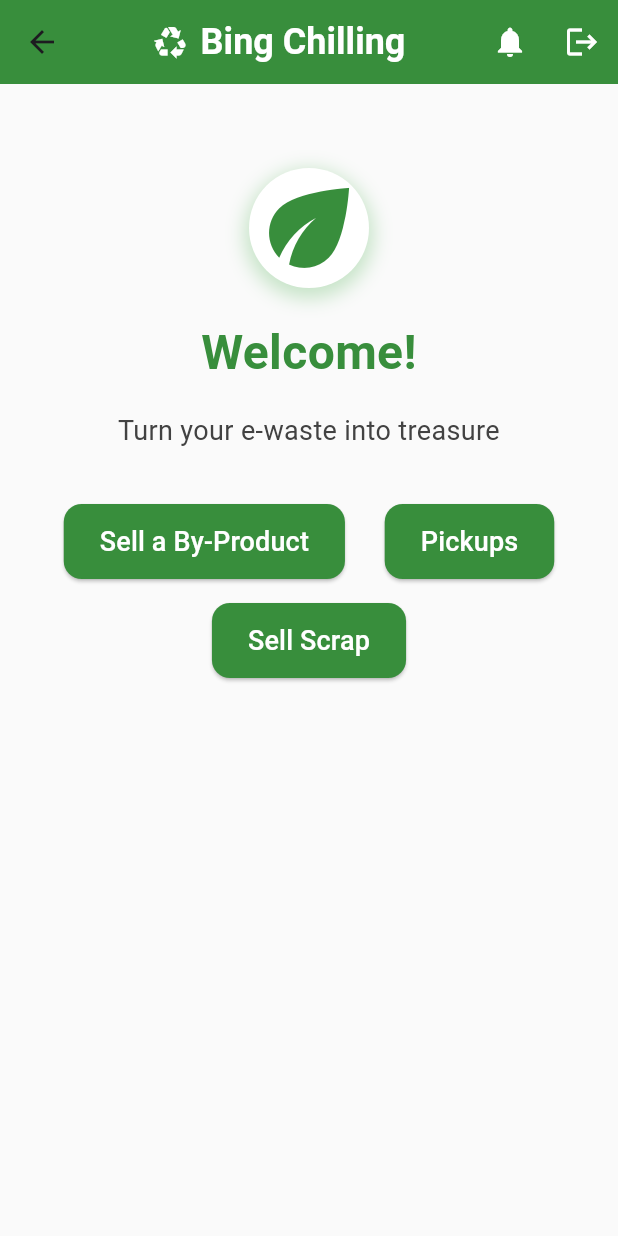
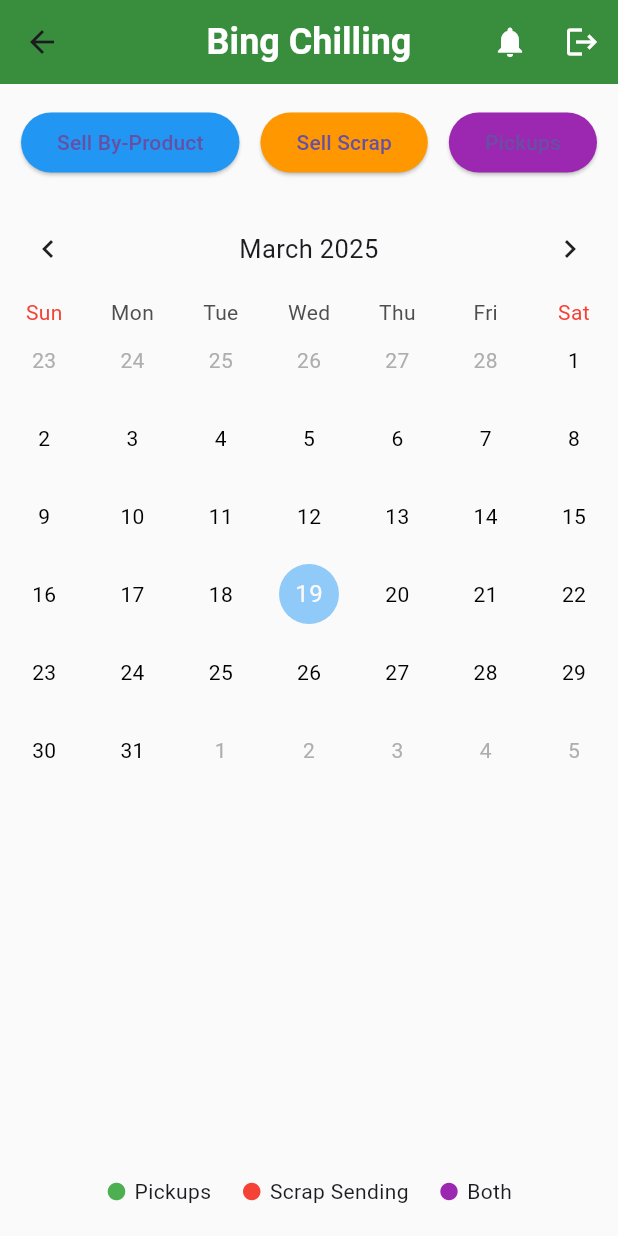
Before and after one commit to 7account13/Bing_Chilling, a Flutter app: the CollectorHomePage screen opened directly, on a phone screen of 412 x 824 dp. Run offline on Flutter 3.47's test engine with Material 3 defaults, Android fonts, the phone set to English and light mode, and no system bars; drawn by our look-alikes of table_calendar; our stand-ins replace camera, image_picker; network calls fail.

Commit message:
updated interface

```diff
--- a/lib/collector/collector_home_page.dart
+++ b/lib/collector/collector_home_page.dart
@@ -1,8 +1,12 @@
 import 'package:flutter/material.dart';
+import 'package:table_calendar/table_calendar.dart';
+import 'package:http/http.dart' as http;
+import 'dart:convert';
 import 'notification_page.dart';
 import 'collector_product_page.dart';
 import 'sell_scrap_page.dart';
-import '/common/login_page.dart'; // Ensure you have a login page
+import '/common/login_page.dart';
+import '/config.dart';
 
 class CollectorHomePage extends StatefulWidget {
   @override
@@ -10,13 +14,70 @@ class CollectorHomePage extends StatefulWidget {
 }
 
 class _CollectorHomePageState extends State<CollectorHomePage> {
-  // Logout function without SharedPreferences
+  Map<DateTime, int> pickupCounts = {};
+  Map<DateTime, int> scrapCounts = {};
+
+  @override
+  void initState() {
+    super.initState();
+    fetchPickups();
+    fetchScrapDetails();
+  }
+
+  Future<void> fetchPickups() async {
+    final response = await http.get(Uri.parse('$BASE_URL/products_with_address'));
+    if (response.statusCode == 200) {
+      List<dynamic> pickups = json.decode(response.body);
+      Map<DateTime, int> tempPickupCounts = {};
+
+      for (var pickup in pickups) {
+        DateTime date = DateTime.parse(pickup['pickup_date']).toLocal();
+        tempPickupCounts[date] = (tempPickupCounts[date] ?? 0) + 1;
+      }
+
+      setState(() {
+        pickupCounts = tempPickupCounts;
+      });
+    }
+  }
+
+  Future<void> fetchScrapDetails() async {
+    final response = await http.get(Uri.parse('$BASE_URL/retrieve_scrap'));
+    if (response.statusCode == 200) {
+      List<dynamic> scraps = json.decode(response.body);
+      Map<DateTime, int> tempScrapCounts = {};
+
+      for (var scrap in scraps) {
+        DateTime date = DateTime.parse(scrap['send_date']).toLocal();
+        print("Scrap send date: $date");  // Debugging log
+        tempScrapCounts[date] = (tempScrapCounts[date] ?? 0) + 1;
+      }
+
+      setState(() {
+        scrapCounts = tempScrapCounts;
+      });
+    } else {
+      print("Failed to load scrap data: ${response.statusCode}");
+    }
+  }
+
+  Color getColorForDensity(int pickupCount, int scrapCount) {
+    if (pickupCount > 0 && scrapCount > 0) {
+      return Colors.purple; // 🟣 Both pickups & scrap on same day
+    } else if (pickupCount > 0) {
+      return Colors.green; // 🟢 Pickups
+    } else if (scrapCount > 0) {
+      return Colors.red; // 🔴 Scrap
+    } else {
+      return Colors.transparent;
+    }
+  }
+
   void logout() {
-    // Navigate to Login Page and clear all previous routes
     Navigator.pushAndRemoveUntil(
       context,
       MaterialPageRoute(builder: (context) => LoginPage()),
-          (route) => false, // Removes all previous routes
+          (route) => false,
     );
   }
 
@@ -24,144 +85,113 @@ class _CollectorHomePageState extends State<CollectorHomePage> {
   Widget build(BuildContext context) {
     return Scaffold(
       appBar: AppBar(
-        title: Row(
-          mainAxisAlignment: MainAxisAlignment.center,
-          children: [
-            Icon(Icons.recycling, color: Colors.white),
-            SizedBox(width: 8),
-            Text(
-              "Bing Chilling",
-              style: TextStyle(
-                fontSize: 24,
-                fontWeight: FontWeight.bold,
-                color: Colors.white,
-              ),
-            ),
-          ],
+        title: Text(
+          "Bing Chilling",
+          style: TextStyle(fontSize: 24, fontWeight: FontWeight.bold, color: Colors.white),
         ),
         centerTitle: true,
         backgroundColor: Colors.green.shade700,
         actions: [
           IconButton(
-            icon: Icon(Icons.notifications, color: Colors.white),
-            onPressed: () {
-              Navigator.push(
-                context,
-                MaterialPageRoute(builder: (context) => NotificationPage()),
-              );
-            },
-          ),
-          IconButton(
-            icon: Icon(Icons.logout, color: Colors.white),
-            onPressed: logout, // Call logout function
-          ),
+              icon: Icon(Icons.notifications, color: Colors.white),
+              onPressed: () => Navigator.push(context, MaterialPageRoute(builder: (context) => NotificationPage()))),
+          IconButton(icon: Icon(Icons.logout, color: Colors.white), onPressed: logout),
         ],
       ),
-      body: SingleChildScrollView(
-        child: Column(
-          children: [
-            SizedBox(height: 40),
-            _buildWelcomeSection(),
-            _buildActionButtons(context),
-          ],
-        ),
-      ),
-    );
-  }
+      body: Column(
+        children: [
+          SizedBox(height: 15),
 
-  Widget _buildWelcomeSection() {
-    return Container(
-      padding: EdgeInsets.all(16),
-      child: Column(
-        children: [
-          Container(
-            decoration: BoxDecoration(
-              color: Colors.white,
-              shape: BoxShape.circle,
-              boxShadow: [
-                BoxShadow(
-                  color: Colors.green.withOpacity(0.3),
-                  blurRadius: 10,
-                  spreadRadius: 3,
-                  offset: Offset(0, 4),
+
+          Row(
+            mainAxisAlignment: MainAxisAlignment.spaceEvenly,
+            children: [
+              ElevatedButton(
+                onPressed: () => Navigator.push(context, MaterialPageRoute(builder: (context) => CollectorProductPage())),
+                style: ElevatedButton.styleFrom(backgroundColor: Colors.blue),
+                child: Text("Sell By-Product"),
+              ),
+              ElevatedButton(
+                onPressed: () => Navigator.push(context, MaterialPageRoute(builder: (context) => SellScrapPage())),
+                style: ElevatedButton.styleFrom(backgroundColor: Colors.orange),
+                child: Text("Sell Scrap"),
+              ),
+              ElevatedButton(
+                onPressed: () => Navigator.push(context, MaterialPageRoute(builder: (context) => NotificationPage())),
+                style: ElevatedButton.styleFrom(backgroundColor: Colors.purple),
+                child: Text("Pickups"),
+              ),
+            ],
+          ),
+
+          SizedBox(height: 15),
+
+          // 📅 Calendar
+          Expanded(
+            child: TableCalendar(
+              firstDay: DateTime(2020),
+              lastDay: DateTime(2030),
+              focusedDay: DateTime.now(),
+              calendarFormat: CalendarFormat.month,
+              calendarStyle: CalendarStyle(
+                todayDecoration: BoxDecoration(color: Colors.blue.shade200, shape: BoxShape.circle),
+                selectedDecoration: BoxDecoration(color: Colors.blue, shape: BoxShape.circle),
+              ),
+              daysOfWeekStyle: DaysOfWeekStyle(weekendStyle: TextStyle(color: Colors.red)),
+              headerStyle: HeaderStyle(formatButtonVisible: false, titleCentered: true),
+              calendarBuilders: CalendarBuilders(
+                defaultBuilder: (context, date, _) {
+                  int pickupCount = pickupCounts[date] ?? 0;
+                  int scrapCount = scrapCounts[date] ?? 0;
+                  Color bgColor = getColorForDensity(pickupCount, scrapCount);
+
+                  return Container(
+                    margin: EdgeInsets.all(4),
+                    alignment: Alignment.center,
+                    decoration: BoxDecoration(
+                      color: bgColor,
+                      shape: BoxShape.circle,
+                    ),
+                    child: Text(
+                      '${date.day}',
+                      style: TextStyle(
+                          color: (pickupCount > 0 || scrapCount > 0) ? Colors.white : Colors.black),
+                    ),
+                  );
+                },
+              ),
+            ),
+          ),
+
+          SizedBox(height: 10), // 🟠 Space before legend
+
+          // 🔵 Legend
+          Padding(
+            padding: EdgeInsets.all(10),
+            child: Column(
+              children: [
+                Row(
+                  mainAxisAlignment: MainAxisAlignment.center,
+                  children: [
+                    Icon(Icons.circle, color: Colors.green, size: 14),
+                    SizedBox(width: 5),
+                    Text("Pickups"),
+                    SizedBox(width: 20),
+                    Icon(Icons.circle, color: Colors.red, size: 14),
+                    SizedBox(width: 5),
+                    Text("Scrap Sending"),
+                    SizedBox(width: 20),
+                    Icon(Icons.circle, color: Colors.purple, size: 14),
+                    SizedBox(width: 5),
+                    Text("Both"),
+                  ],
                 ),
               ],
             ),
-            child: Icon(
-              Icons.eco,
-              size: 80,
-              color: Colors.green.shade700,
-            ),
           ),
-          SizedBox(height: 20),
-          Text(
-            "Welcome!",
-            style: TextStyle(
-              fontSize: 32,
-              fontWeight: FontWeight.bold,
-              color: Colors.green.shade700,
-            ),
-            textAlign: TextAlign.center,
-          ),
-          SizedBox(height: 16),
-          Text(
-            "Turn your e-waste into treasure",
-            style: TextStyle(fontSize: 18, color: Colors.grey.shade800),
-            textAlign: TextAlign.center,
-          ),
+          SizedBox(height: 10),
         ],
       ),
     );
   }
-
-  Widget _buildActionButtons(BuildContext context) {
-    return Padding(
-      padding: EdgeInsets.symmetric(horizontal: 16, vertical: 20),
-      child: Column(
-        children: [
-          Row(
-            mainAxisAlignment: MainAxisAlignment.spaceEvenly,
-            children: [
-              _buildElevatedButton("Sell a By-Product", () {
-                Navigator.push(
-                  context,
-                  MaterialPageRoute(builder: (context) => CollectorProductPage()),
-                );
-              }),
-              _buildElevatedButton("Pickups", () {
-                Navigator.push(
-                  context,
-                  MaterialPageRoute(builder: (context) => NotificationPage()),
-                );
-              }),
-            ],
-          ),
-          SizedBox(height: 16),
-          _buildElevatedButton("Sell Scrap", () {
-            Navigator.push(
-              context,
-              MaterialPageRoute(builder: (context) => SellScrapPage()),
-            );
-          }),
-        ],
-      ),
-    );
-  }
-
-  Widget _buildElevatedButton(String text, VoidCallback onPressed) {
-    return ElevatedButton(
-      onPressed: onPressed,
-      style: ElevatedButton.styleFrom(
-        backgroundColor: Colors.green.shade700,
-        shape: RoundedRectangleBorder(
-          borderRadius: BorderRadius.circular(12),
-        ),
-        padding: EdgeInsets.symmetric(horizontal: 24, vertical: 12),
-      ),
-      child: Text(
-        text,
-        style: TextStyle(fontSize: 18, color: Colors.white),
-      ),
-    );
-  }
 }
--- a/lib/common/login_page.dart
+++ b/lib/common/login_page.dart
@@ -4,7 +4,6 @@ import 'package:http/http.dart' as http;
 import '/user/user_home_page.dart';
 import '/collector/collector_home_page.dart';
 import '/recycler/recycler_home_page.dart'; // Adjust path if needed
-
 import '/common/register_page.dart';
 import '../config.dart';
 
--- a/pubspec.yaml
+++ b/pubspec.yaml
@@ -35,6 +35,7 @@ dependencies:
   http: ^0.13.3
   intl: ^0.18.1
   path_provider: ^2.0.11
+  table_calendar: ^3.0.9
 
   # The following adds the Cupertino Icons font to your application.
   # Use with the CupertinoIcons class for iOS style icons.
```
Also changed, not shown: pubspec.lock.
